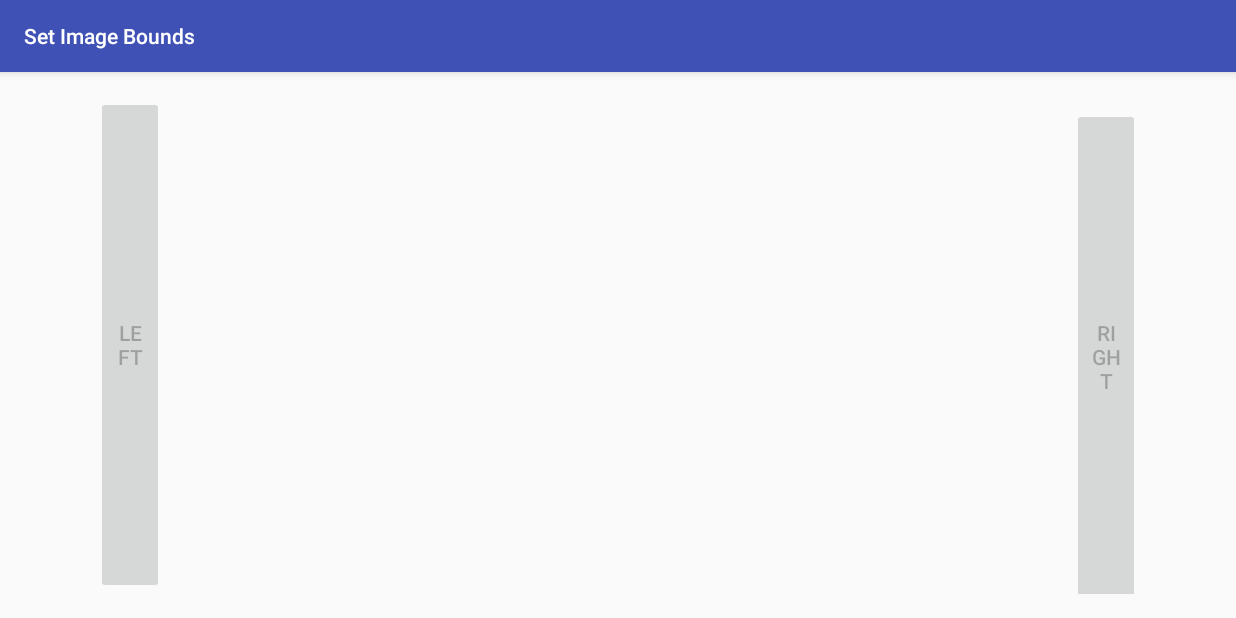
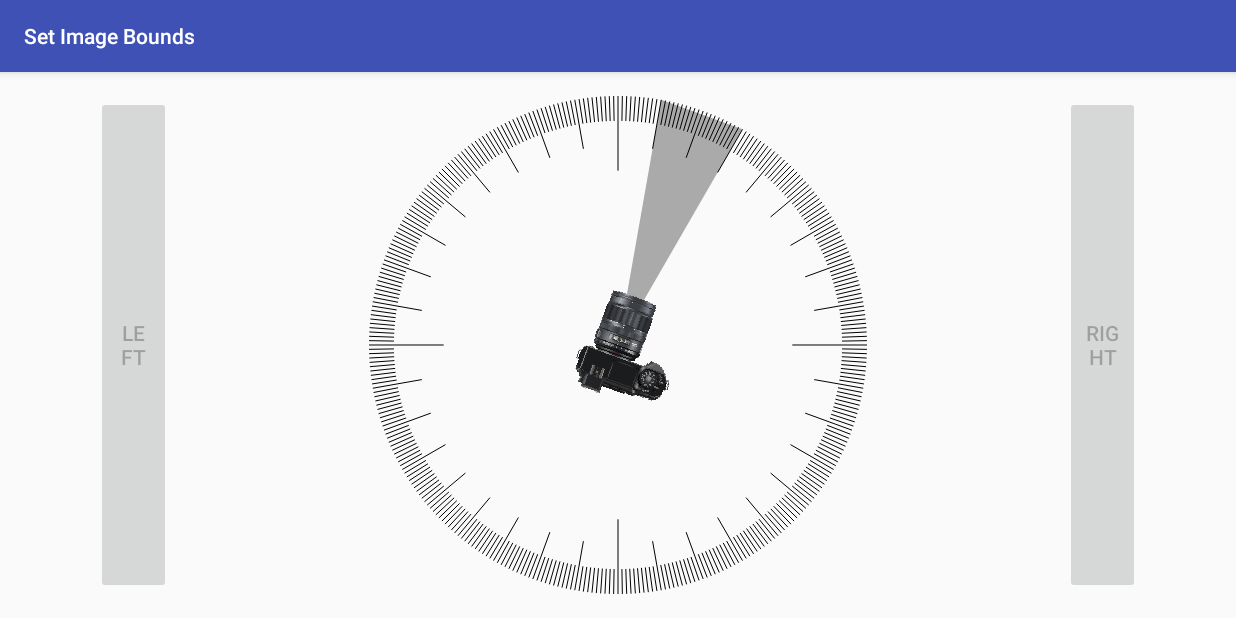
Before and after one commit to zebrajaeger/AndroidPanoHead2, an Android app: the screen it shows after launch (SetBorderActivity), after a tap on "SET IMAGE BOUNDS", on a phone screen of 824 x 412 dp (held sideways). Run offline under Robolectric (Android 15) with nearby library versions, the phone set to English and light mode, and no system bars; libraries missing offline, so code that uses them is left out: de.zebrajaeger.jgrblconnector, org.slf4j; network calls fail; 3 statements that could not run were skipped.

Commit message:
add cam view to set border activity

```diff
--- a/app/build.gradle
+++ b/app/build.gradle
@@ -42,7 +42,6 @@ dependencies {
     testCompile 'junit:junit:4.12'
     compile 'com.android.support:appcompat-v7:24.2.0'
     compile 'com.android.support:design:24.2.0'
-    //compile 'org.slf4j:slf4j-android:1.7.21'
     compile 'de.zebrajaeger:jGrblConnector:1.0-SNAPSHOT'
     compile 'com.fasterxml.jackson.core:jackson-core:2.8.3'
     compile 'com.fasterxml.jackson.core:jackson-annotations:2.8.3'
--- a/app/src/main/res/layout/activity_activit_set_border.xml
+++ b/app/src/main/res/layout/activity_activit_set_border.xml
@@ -9,18 +9,35 @@
                 android:paddingTop="@dimen/activity_vertical_margin"
                 tools:context="de.zebrajaeger.androidpanohead2.SetBorderActivity">
 
-    <GridLayout
-            android:layout_width="match_parent"
+    <RelativeLayout
+            android:layout_width="wrap_content"
             android:layout_height="match_parent" android:layout_alignParentLeft="true" android:layout_centerHorizontal="false">
 
-        <Button
-                android:text="Left"
-                android:layout_width="45dp"
-                android:layout_height="match_parent" android:id="@+id/button_left" android:onClick="onButtonLeft"/>
-        <Button
-                android:text="Right"
-                android:layout_width="45dp"
-                android:layout_height="match_parent" android:id="@+id/button_right" android:layout_column="14"
-                android:onClick="onButtonRight"/>
-    </GridLayout>
+        <Button android:id="@+id/button_left"
+                android:text="Le\nft"
+                android:layout_width="50dp"
+                android:layout_height="match_parent"
+                android:layout_alignParentLeft="true"
+                android:onClick="onButtonLeft"
+        />
+
+        <view android:id="@+id/view2"
+              class="de.zebrajaeger.androidpanohead2.AngleView"
+              android:layout_height="match_parent"
+              android:layout_width="wrap_content"
+              android:layout_alignParentTop="true"
+              android:layout_toRightOf="@id/button_left"
+              android:layout_toLeftOf="@id/button_right"
+        />
+
+        <Button android:id="@+id/button_right"
+                android:text="Rig\nht"
+                android:layout_width="50dp"
+                android:layout_height="match_parent"
+                android:onClick="onButtonRight"
+                android:layout_alignParentRight="true"
+        />
+
+
     </RelativeLayout>
+</RelativeLayout>
```
Lines whose indentation alone changed are shown as unchanged.
